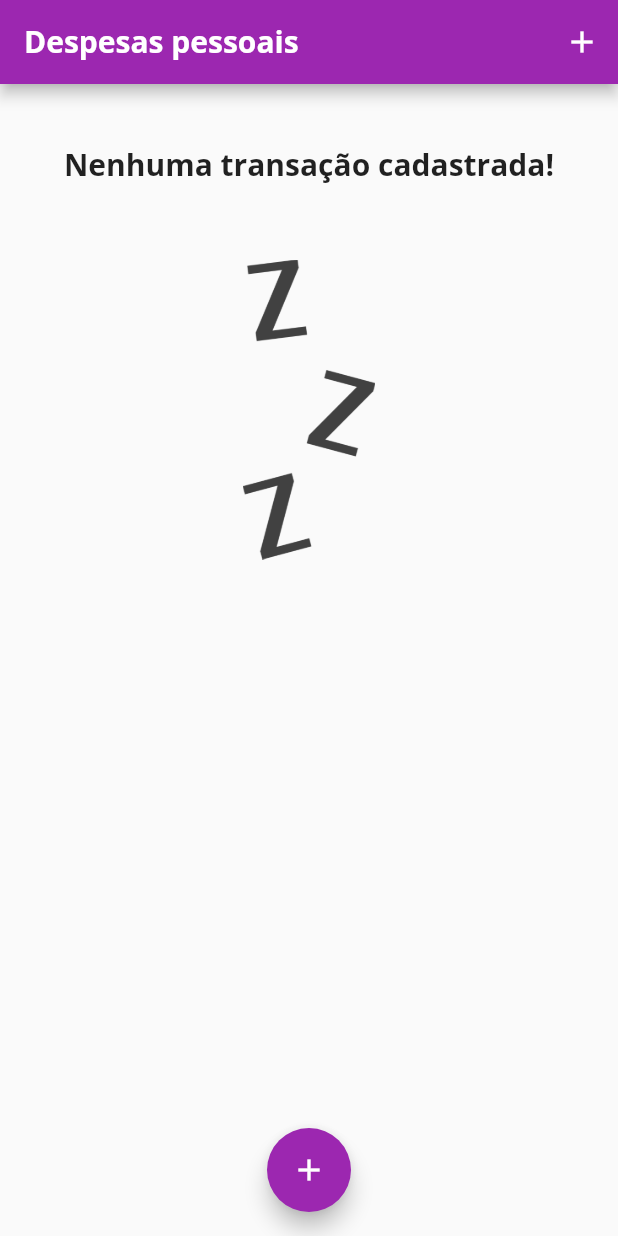
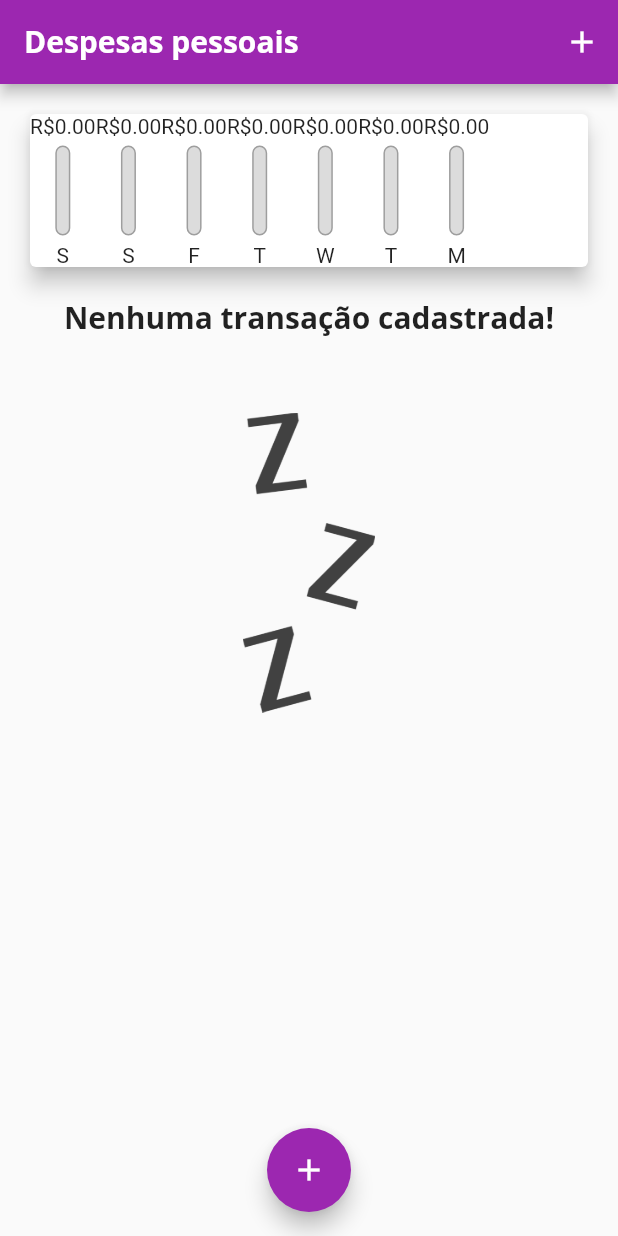
Before and after one commit to AdrielSantoss/Personal-Expenses-App, a Flutter app: the screen it shows after launch, on a phone screen of 412 x 824 dp. Run offline on Flutter 3.47's test engine with Material 2 defaults, Android fonts, the phone set to English and light mode, and no system bars.

Commit message:
Adiciona acomulador de valores total da semana para o chart_bart.

```diff
--- a/lib/components/chart.dart
+++ b/lib/components/chart.dart
@@ -1,3 +1,4 @@
+import 'package:expenses/components/chart_bar.dart';
 import 'package:expenses/models/transaction.dart';
 import 'package:flutter/cupertino.dart';
 import 'package:flutter/material.dart';
@@ -33,15 +34,25 @@ class Chart extends StatelessWidget {
       });
   }
 
+  double get _weekTotalValue{
+    return groupedTransactions.fold(0.0, (sum, item) {
+      return sum + double.parse(item['value'].toString());
+    }); // reduce
+  }
+
   @override
   Widget build(BuildContext context) {
     return Card(
         elevation: 6,
         margin: const EdgeInsets.all(20),
         child: Row(
-          children: [
-
-          ]
+          children: groupedTransactions.map((tr) {
+            return ChartBar(
+              label: tr['day'].toString(),
+              value: double.parse(tr['value'].toString()),
+              percentage: ((tr['value'] as double) / _weekTotalValue).isNaN ? 0.0 : (tr['value'] as double) / _weekTotalValue
+            );
+          }).toList()
         ),
     );
   }
```
